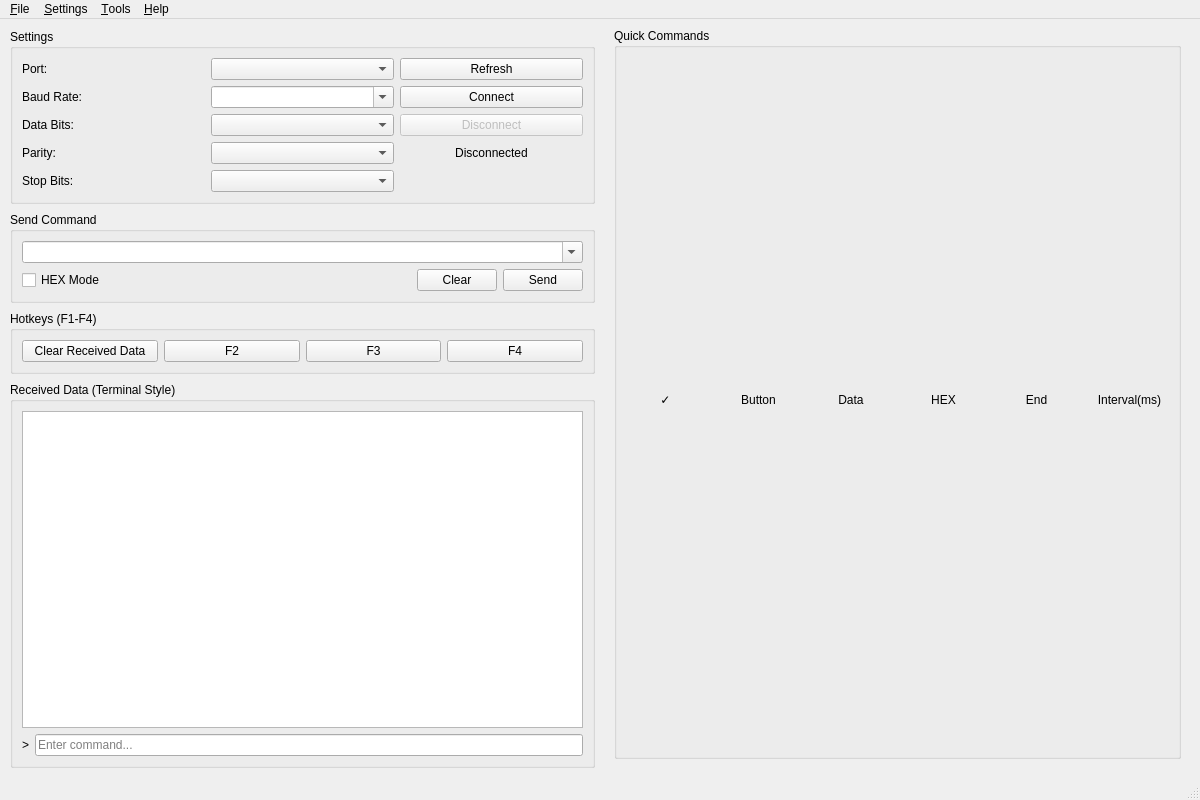
The window that ui/main_window.ui (iFishin/SCOM-X) describes before a commit, drawn with Qt 5.
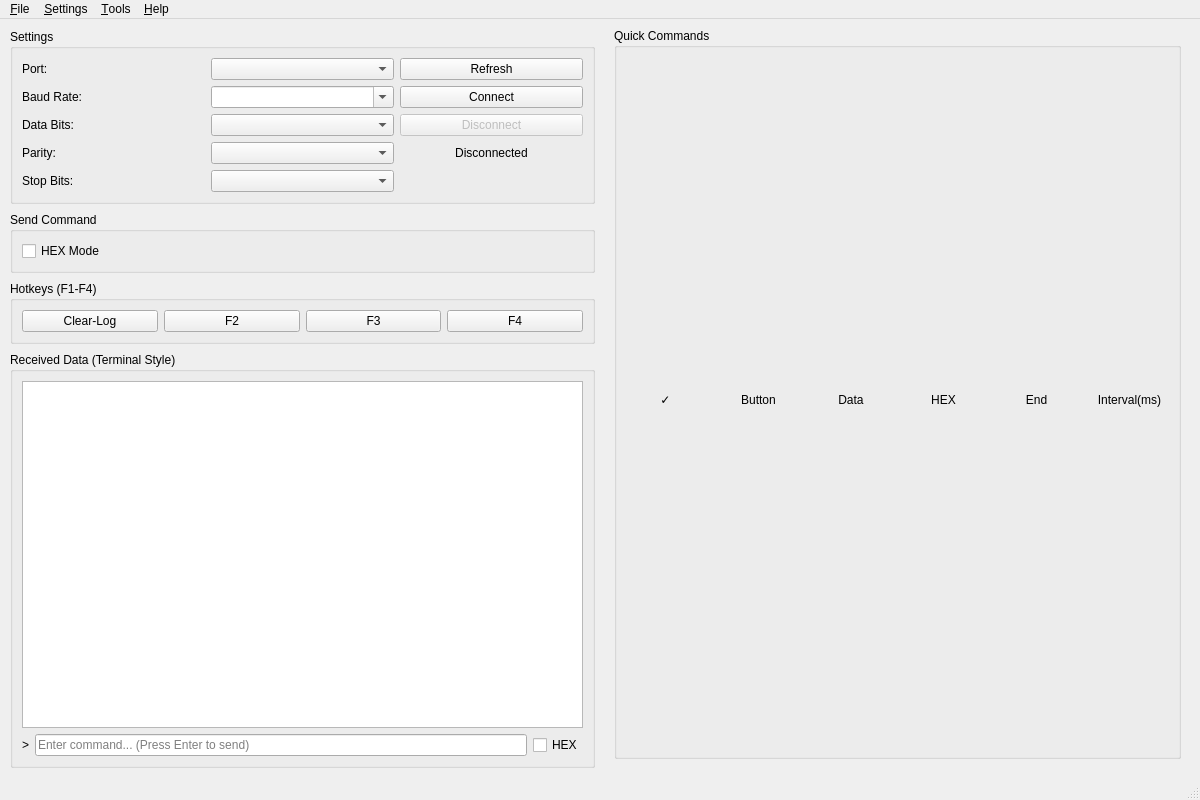
The same window after the commit. Icons and pictures are not drawn.

Commit message:
refactor: 整合发送命令框到终端输入区
- 删除原有的 sendArea QComboBox 和相关的 Clear/Send 按钮
- 将 HEX Mode 选项移到终端输入框旁边 (terminalHexMode)
- 提示文本改为 "Enter command... (Press Enter to send)"
- 终端输入框现在支持直接在底部输入并用 Enter 发送
- 删除 onSendDataClicked() 和 onClearSendArea() 槽函数
- 简化 Send Command GroupBox，仅保留未来扩展用途
- 更新 updateConnectionStatus() 禁用 terminalInput 而不是 sendButton

Diff of the .ui file:
```diff
--- a/ui/main_window.ui
+++ b/ui/main_window.ui
@@ -160,16 +160,6 @@
          <string>Send Command</string>
         </property>
         <layout class="QVBoxLayout" name="commandLayout">
-         <item>
-          <widget class="QComboBox" name="sendArea">
-           <property name="editable">
-            <bool>true</bool>
-           </property>
-           <property name="insertPolicy">
-            <enum>QComboBox::InsertAtTop</enum>
-           </property>
-          </widget>
-         </item>
          <item>
           <layout class="QHBoxLayout" name="sendControlLayout">
            <item>
@@ -192,20 +182,6 @@
              </property>
             </spacer>
            </item>
-           <item>
-            <widget class="QPushButton" name="clearSendButton">
-             <property name="text">
-              <string>Clear</string>
-             </property>
-            </widget>
-           </item>
-           <item>
-            <widget class="QPushButton" name="sendButton">
-             <property name="text">
-              <string>Send</string>
-             </property>
-            </widget>
-           </item>
           </layout>
          </item>
         </layout>
@@ -239,7 +215,7 @@
          <item row="0" column="1">
           <widget class="QPushButton" name="clearReceiveButton">
            <property name="text">
-            <string>Clear Received Data</string>
+                        <string>Clear-Log</string>
            </property>
           </widget>
          </item>
@@ -300,13 +276,23 @@
            <item>
             <widget class="QLineEdit" name="terminalInput">
              <property name="placeholderText">
-              <string>Enter command...</string>
+                            <string>Enter command... (Press Enter to send)</string>
              </property>
              <property name="maximumHeight">
               <number>30</number>
              </property>
             </widget>
            </item>
+                      <item>
+                        <widget class="QCheckBox" name="terminalHexMode">
+                          <property name="text">
+                            <string>HEX</string>
+                          </property>
+                          <property name="maximumWidth">
+                            <number>50</number>
+                          </property>
+                        </widget>
+                      </item>
           </layout>
          </item>
         </layout>
```
Left out of the diff: 40 changed lines with no effect on the pictures. Lines whose indentation alone changed are shown as unchanged. The commit also changes 2 other files.
